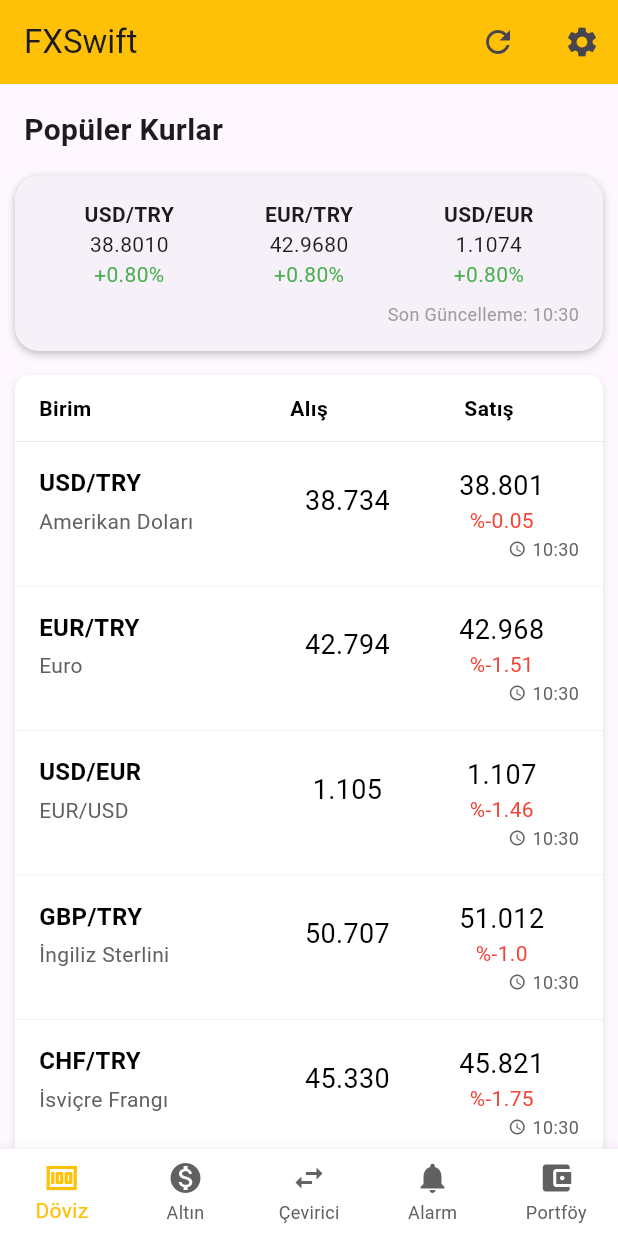
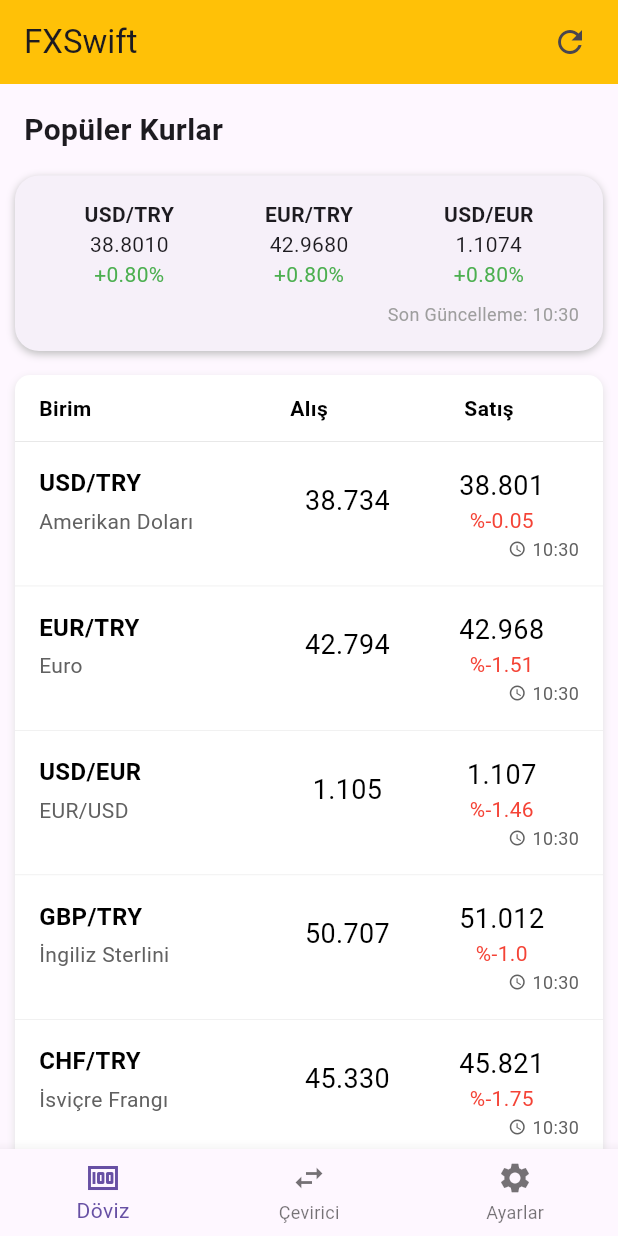
Before and after one commit to TarikKaravar/FXSwift, a Flutter app: the screen it shows after launch, on a phone screen of 412 x 824 dp. Run offline on Flutter 3.47's test engine with Material 3 defaults, Android fonts, the phone set to English and light mode, and no system bars; our stand-ins replace go_router, lottie; network calls fail.

Commit message:
Bottom Menu ayarlandı

```diff
--- a/lib/core/routes.dart
+++ b/lib/core/routes.dart
@@ -0,0 +1,71 @@
+import 'package:flutter/material.dart';
+import 'package:flutter_app/screens/home_screen.dart';
+import 'package:flutter_app/screens/settings_screen.dart';
+import 'package:flutter_app/screens/swap_screen.dart';
+import 'package:flutter_app/widgets/bottom_menu.dart';
+import 'package:go_router/go_router.dart';
+import '../screens/home_screen.dart';
+import '../screens/swap_screen.dart';
+import '../screens/settings_screen.dart';
+
+final GoRouter router = GoRouter(
+  initialLocation: '/',
+  routes: [
+    ShellRoute(
+      builder: (context, state, child) {
+        return MainScaffold(child: child);
+      },
+      routes: [
+        GoRoute(
+          path: '/',
+          name: 'home',
+          builder: (context, state) => const HomeScreen(),
+        ),
+        GoRoute(
+          path: '/gold',
+          name: 'gold',
+          builder: (context, state) => const SwapScreen(),
+        ),
+        GoRoute(
+          path: '/settings',
+          name: 'settings',
+          builder: (context, state) => const SettingsScreen(),
+        ),
+      ],
+    ),
+  ],
+);
+
+class MainScaffold extends StatelessWidget {
+  final Widget child;
+  const MainScaffold({super.key, required this.child});
+
+  int _calculateSelectedIndex(BuildContext context) {
+    final location = GoRouterState.of(context).uri.toString();
+    if (location.startsWith('/gold')) return 1;
+    if (location.startsWith('/settings')) return 2;
+    return 0;
+  }
+
+  void _onTap(BuildContext context, int index) {
+    switch (index) {
+      case 0:
+        context.go('/');
+        break;
+      case 1:
+        context.go('/gold');
+        break;
+      case 2:
+        context.go('/settings');
+        break;
+    }
+  }
+
+  @override
+  Widget build(BuildContext context) {
+    return Scaffold(
+      body: child,
+      bottomNavigationBar: const BottomMenu(), // Burada kullanılıyor
+    );
+  }
+}
--- a/lib/main.dart
+++ b/lib/main.dart
@@ -1,7 +1,7 @@
 import 'package:flutter/material.dart';
-import 'package:flutter_app/screens/loading_screen.dart';
-// Home ekranı için tek bir import kullanın - yol projenize göre doğruysa
-import 'package:flutter_app/screens/home_screen.dart';
+import 'package:flutter_app/core/routes.dart';
+import 'package:flutter_app/core/routes.dart';
+import '../widgets/bottom_menu.dart';// go_router yapılandırman burada olmalı
 
 void main() {
   runApp(const MyApp());
@@ -12,13 +12,13 @@ class MyApp extends StatelessWidget {
 
   @override
   Widget build(BuildContext context) {
-    return MaterialApp(
+    return MaterialApp.router(
       title: 'Döviz Dönüştürücü',
       theme: ThemeData(
         primarySwatch: Colors.blue,
         fontFamily: 'Roboto',
       ),
-      home: const LoadingScreen(), // HomeScreen yerine LoadingScreen kullanın
+      routerConfig: router, // go_router yapılandırması buradan geliyor
       debugShowCheckedModeBanner: false,
     );
   }
--- a/lib/screens/home_screen.dart
+++ b/lib/screens/home_screen.dart
@@ -66,12 +66,7 @@ class _HomeScreenState extends State<HomeScreen> {
             onPressed: fetchData,
           ),
           const SizedBox(width: 8),
-          IconButton(
-            icon: const Icon(Icons.settings),
-            onPressed: () {
-              // Ayarlar sayfasına yönlendirme vs.
-            },
-          ),
+
         ],
       ),
       body: SingleChildScrollView(
@@ -196,34 +191,7 @@ class _HomeScreenState extends State<HomeScreen> {
           ],
         ),
       ),
-      bottomNavigationBar: BottomNavigationBar(
-        backgroundColor: Colors.white,
-        unselectedItemColor: Colors.grey.shade700,
-        selectedItemColor: Colors.amber,
-        type: BottomNavigationBarType.fixed,
-        items: const [
-          BottomNavigationBarItem(
-            icon: Icon(Icons.money),
-            label: "Döviz",
-          ),
-          BottomNavigationBarItem(
-            icon: Icon(Icons.monetization_on),
-            label: "Altın",
-          ),
-          BottomNavigationBarItem(
-            icon: Icon(Icons.swap_horiz),
-            label: "Çevirici",
-          ),
-          BottomNavigationBarItem(
-            icon: Icon(Icons.notifications),
-            label: "Alarm",
-          ),
-          BottomNavigationBarItem(
-            icon: Icon(Icons.account_balance_wallet),
-            label: "Portföy",
-          ),
-        ],
-      ),
+
     );
   }
 
--- a/lib/services/currency_service.dart
+++ b/lib/services/currency_service.dart
@@ -1,4 +1,4 @@
-// currency_services.dart
+
 import 'dart:convert';
 import 'package:http/http.dart' as http;
 
@@ -19,7 +19,7 @@ class CurrencyService {
     final base = 'USD';
     final url = Uri.parse('$_baseUrl?apikey=$_apiKey&base_currency=$base&currencies=$currencies');
 
-    print('API URL: $url'); // URL'yi konsola yazdır
+    print('API URL: $url');
 
     final response = await http.get(url);
 
@@ -29,7 +29,7 @@ class CurrencyService {
       final lastUpdated = jsonBody['meta']['last_updated_at'];
 
       print('Veri başarıyla alındı!'); // Başarı mesajı
-      print('Son Güncelleme Zamanı: $lastUpdated'); // Son güncelleme zamanını konsola yazdır
+      print('Son Güncelleme Zamanı: $lastUpdated');
 
       Map<String, double> rates = {};
 
@@ -40,13 +40,13 @@ class CurrencyService {
         if (baseCode == base && data[targetCode] != null) {
           final rate = (data[targetCode]['value'] as num).toDouble();
           rates[pair] = rate;
-          print('$pair: $rate'); // Her döviz kuru için değer yazdır
+          print('$pair: $rate');
         } else if (baseCode != base && data[baseCode] != null && data[targetCode] != null) {
           double inverse = (data[baseCode]['value'] as num).toDouble();
           double target = (data[targetCode]['value'] as num).toDouble();
           double rate = target / inverse;
           rates[pair] = rate;
-          print('$pair: $rate'); // Her döviz kuru için değer yazdır
+          print('$pair: $rate');
         }
       }
 
@@ -55,7 +55,7 @@ class CurrencyService {
         'last_updated': lastUpdated,
       };
     } else {
-      print('Hata oluştu: ${response.statusCode}'); // Hata durumunda mesaj yazdır
+      print('Hata oluştu: ${response.statusCode}');
       throw Exception('Döviz kurları alınamadı: ${response.statusCode}');
     }
   }
--- /dev/null
+++ b/lib/widgets/bottom_menu.dart
@@ -0,0 +1,51 @@
+import 'package:flutter/material.dart';
+import 'package:go_router/go_router.dart';
+
+class BottomMenu extends StatelessWidget {
+  const BottomMenu({super.key});
+
+  int _calculateSelectedIndex(BuildContext context) {
+    final location = GoRouterState.of(context).uri.toString();
+    if (location.startsWith('/gold')) return 1;
+    if (location.startsWith('/settings')) return 2;
+    return 0;
+  }
+
+  void _onTap(BuildContext context, int index) {
+    switch (index) {
+      case 0:
+        context.go('/');
+        break;
+      case 1:
+        context.go('/gold');
+        break;
+      case 2:
+        context.go('/settings');
+        break;
+    }
+  }
+
+  @override
+  Widget build(BuildContext context) {
+    final selectedIndex = _calculateSelectedIndex(context);
+
+    return BottomNavigationBar(
+      currentIndex: selectedIndex,
+      onTap: (index) => _onTap(context, index),
+      items: const [
+        BottomNavigationBarItem(
+          icon: Icon(Icons.money),
+          label: "Döviz",
+        ),
+        BottomNavigationBarItem(
+          icon: Icon(Icons.swap_horiz),
+          label: "Çevirici",
+        ),
+        BottomNavigationBarItem(
+          icon: Icon(Icons.settings),
+          label: "Ayarlar",
+        ),
+      ],
+    );
+  }
+}
```
Also changed, not shown: lib/screens/settings_screen.dart (added, +10 -0 lines), lib/screens/swap_screen.dart (added, +10 -0 lines).
